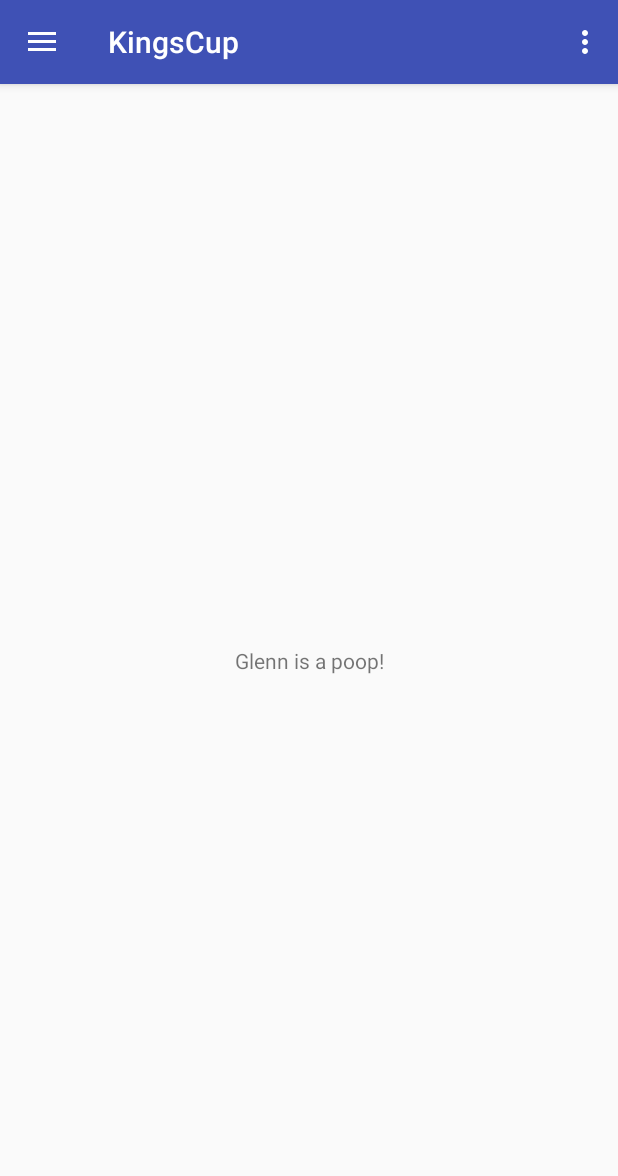
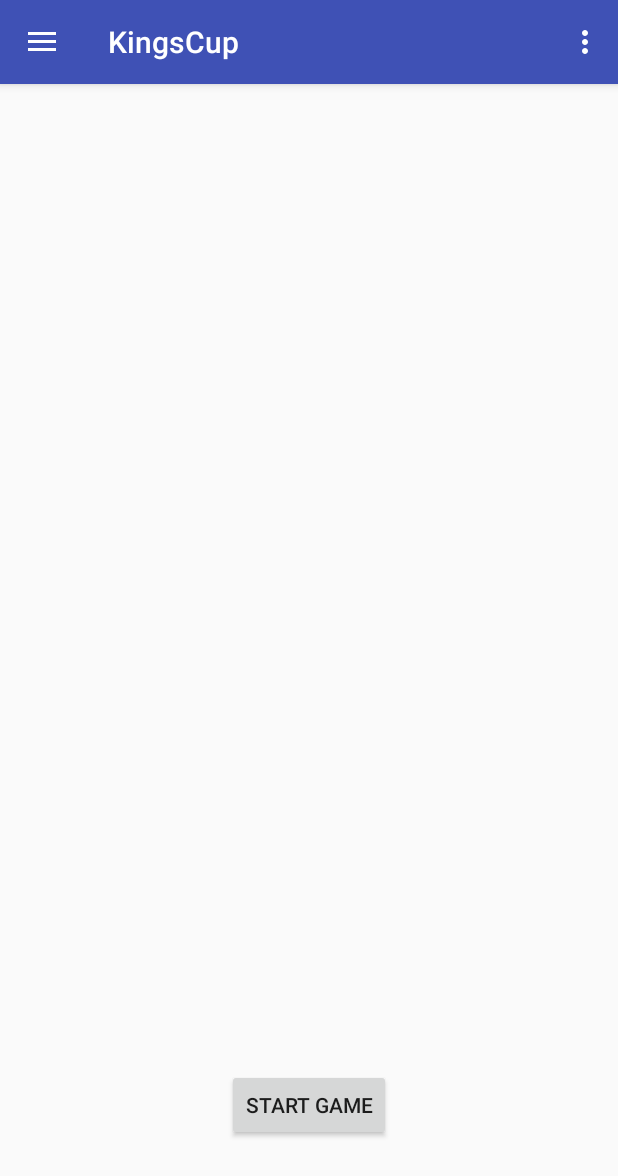
Before and after one commit to Glenn-S/KingsCup, an Android app: the screen it shows after launch (MainActivity), on a phone screen of 412 x 824 dp. Shown: the top 1176 px of the screen. Run offline under Robolectric (Android 15) with nearby library versions, the phone set to English and light mode, and no system bars.

Commit message:
added start game button

```diff
--- a/app/src/main/res/layout/content_main.xml
+++ b/app/src/main/res/layout/content_main.xml
@@ -8,13 +8,18 @@
     tools:context="com.skelton.glenn.kingscup.MainActivity"
     tools:showIn="@layout/app_bar_main">
 
-    <TextView
+    <Button
+        android:id="@+id/btnStart"
         android:layout_width="wrap_content"
         android:layout_height="wrap_content"
-        android:text="Glenn is a poop!"
+        android:layout_marginBottom="8dp"
+        android:layout_marginEnd="8dp"
+        android:layout_marginStart="8dp"
+        android:layout_marginTop="8dp"
+        android:text="Start Game"
         app:layout_constraintBottom_toBottomOf="parent"
-        app:layout_constraintLeft_toLeftOf="parent"
-        app:layout_constraintRight_toRightOf="parent"
-        app:layout_constraintTop_toTopOf="parent" />
-
+        app:layout_constraintEnd_toEndOf="parent"
+        app:layout_constraintStart_toStartOf="parent"
+        app:layout_constraintTop_toTopOf="parent"
+        app:layout_constraintVertical_bias="0.921" />
 </android.support.constraint.ConstraintLayout>
```
